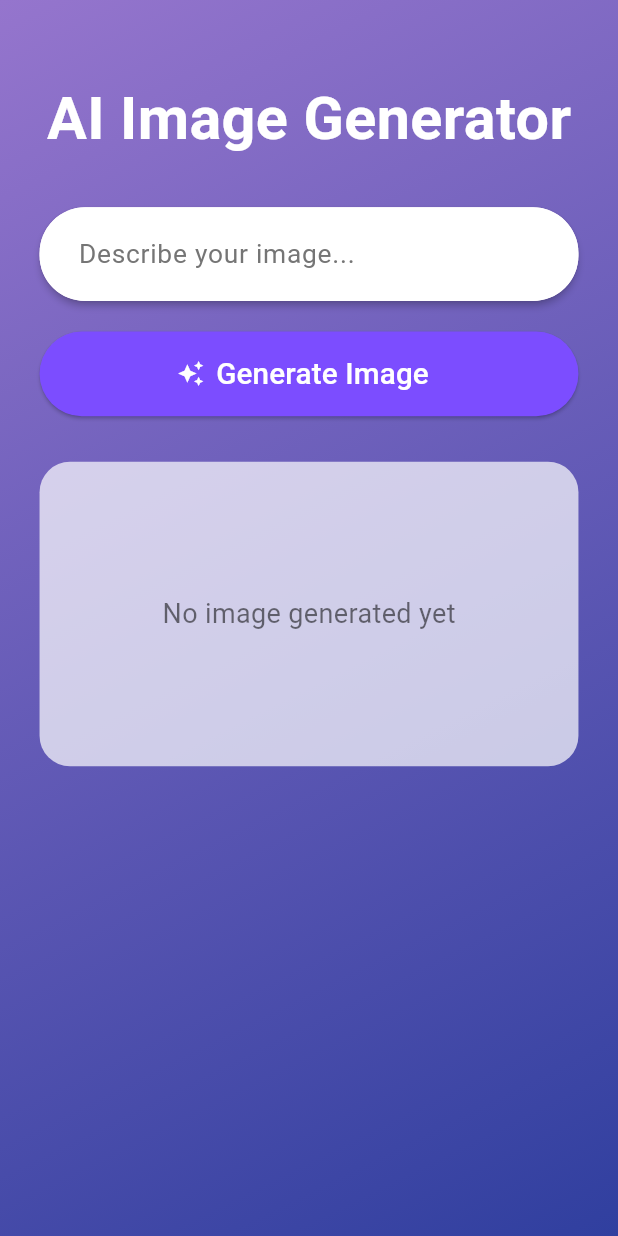
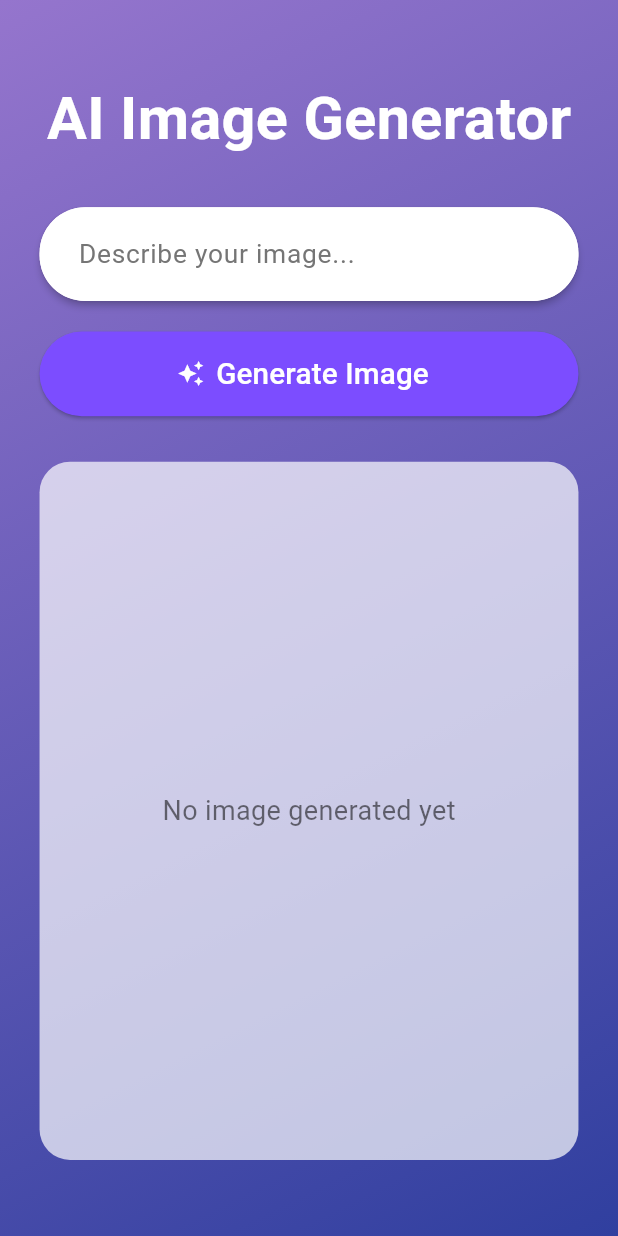
Before and after one commit to abanobgamil/AI_Image_Generator, a Flutter app: the screen it shows after launch, on a phone screen of 412 x 824 dp. Run offline on Flutter 3.47's test engine with Material 3 defaults, Android fonts, the phone set to English and light mode, and no system bars; our stand-ins replace flutter_screenutil; missing offline and left inert: stability_image_generation.

Commit message:
Refactor `ImageSection` to use `Expanded` widget to fill available space

```diff
--- a/lib/presentation/screen/ai_text_to_image_generator.dart
+++ b/lib/presentation/screen/ai_text_to_image_generator.dart
@@ -45,7 +45,7 @@ class AiTextToImageGenerator extends StatelessWidget {
                   SizedBox(height: 20.h),
                   const GenerateButton(),
                   SizedBox(height: 30.h),
-                  const ImageSection(),
+                  Expanded(child: const ImageSection()),
                 ],
               ),
             ),
```
